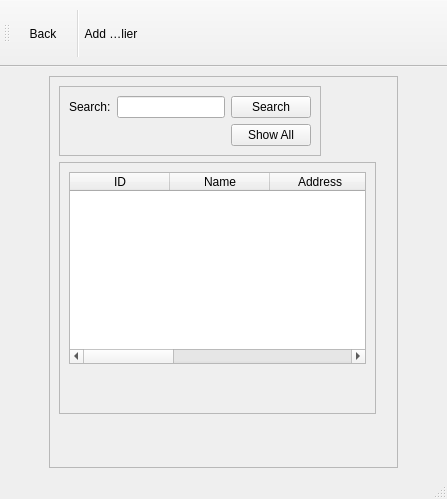
mj2266/inventory_app, file UI FILES/supp.ui: the form before one commit.
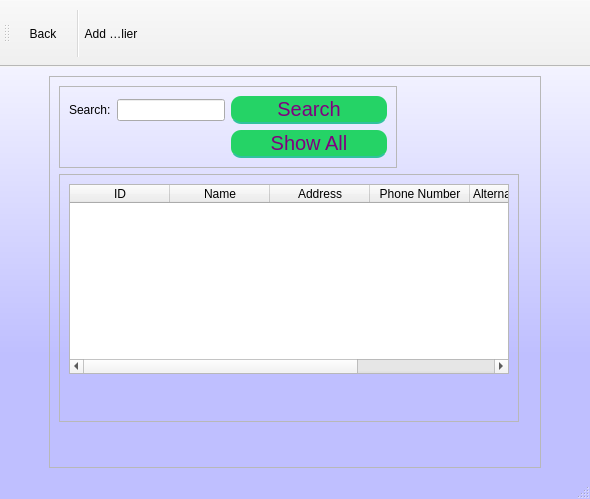
The form after the commit. Icons and pictures are not drawn.

```diff
--- a/UI FILES/supp.ui
+++ b/UI FILES/supp.ui
@@ -6,13 +6,39 @@
    <rect>
     <x>0</x>
     <y>0</y>
-    <width>447</width>
+    <width>590</width>
     <height>499</height>
    </rect>
   </property>
   <property name="windowTitle">
    <string>MainWindow</string>
   </property>
+  <property name="styleSheet">
+   <string notr="true">QMainWindow{
+background-color: qlineargradient(spread:reflect, x1:0.5, y1:1, x2:0.5, y2:0, stop:0.289773 rgba(191, 191, 255, 255), stop:1 rgba(255, 255, 255, 255));
+}
+
+
+
+QPushButton {
+	width: 150%;
+height:20px;
+	padding: 3%;
+	background:#25D366;
+	border-bottom: 2px solid #30C29E;
+	border-top-style: none;
+	border-right-style: none;
+	border-left-style: none;	
+	color: #fff;
+ border-radius: 10px;
+font-size:20px;
+color:purple;
+}
+QPushButton:pressed {
+    background: darkgreen;
+}
+</string>
+  </property>
   <widget class="QWidget" name="centralwidget">
    <layout class="QGridLayout" name="gridLayout_4">
     <item row="0" column="0">
@@ -103,9 +129,24 @@
           </item>
           <item row="1" column="0">
            <widget class="QTableWidget" name="tableWidget">
+            <property name="inputMethodHints">
+             <set>Qt::ImhNone</set>
+            </property>
+            <property name="sizeAdjustPolicy">
+             <enum>QAbstractScrollArea::AdjustIgnored</enum>
+            </property>
+            <property name="alternatingRowColors">
+             <bool>true</bool>
+            </property>
+            <attribute name="horizontalHeaderStretchLastSection">
+             <bool>false</bool>
+            </attribute>
             <attribute name="verticalHeaderVisible">
              <bool>false</bool>
             </attribute>
+            <attribute name="verticalHeaderStretchLastSection">
+             <bool>true</bool>
+            </attribute>
             <column>
              <property name="text">
               <string>ID</string>
```
Left out of the diff: 5 changed lines with no effect on the pictures.
